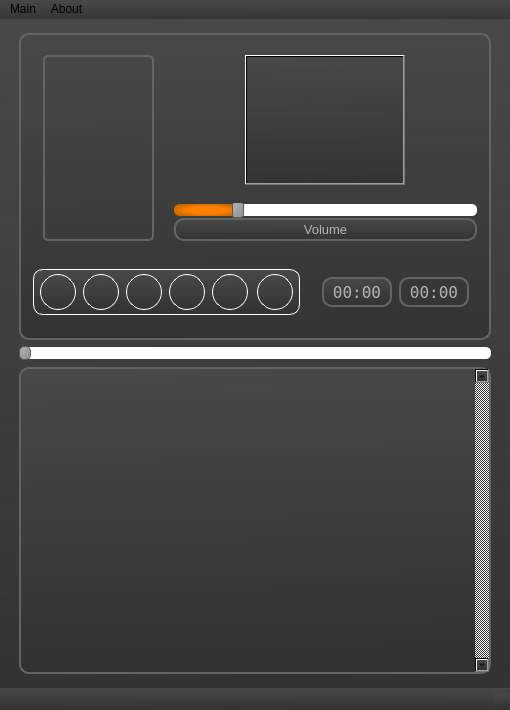
Old version of the form design.ui in the repository den-koch/AudioPlayer_PyVers.
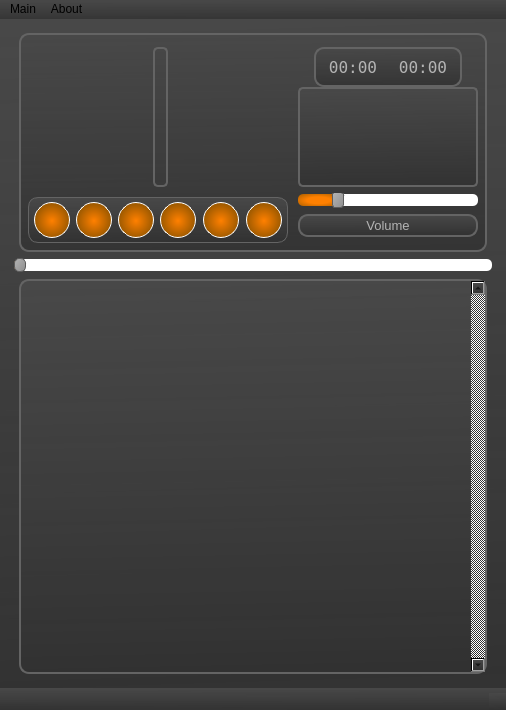
New version of the form. Icons and pictures are not drawn. Custom widgets are drawn as their Qt base class.

```diff
--- a/design.ui
+++ b/design.ui
@@ -9,7 +9,7 @@
    <rect>
     <x>0</x>
     <y>0</y>
-    <width>510</width>
+    <width>506</width>
     <height>710</height>
    </rect>
   </property>
@@ -58,26 +58,26 @@
         </property>
         <layout class="QGridLayout" name="gridLayout_1">
          <property name="leftMargin">
-          <number>10</number>
+          <number>5</number>
          </property>
          <property name="topMargin">
-          <number>0</number>
+          <number>10</number>
          </property>
          <property name="rightMargin">
-          <number>10</number>
+          <number>5</number>
          </property>
          <property name="bottomMargin">
-          <number>0</number>
+          <number>5</number>
          </property>
          <property name="spacing">
           <number>0</number>
          </property>
-         <item row="1" column="0" rowspan="2">
+         <item row="0" column="0" rowspan="3" colspan="2">
           <layout class="QGridLayout" name="gridLayout_label">
            <property name="spacing">
             <number>0</number>
            </property>
-           <item row="0" column="1">
+           <item row="0" column="0" alignment="Qt::AlignHCenter">
             <widget class="QLabel" name="label">
              <property name="enabled">
               <bool>true</bool>
@@ -109,42 +109,173 @@
              <property name="scaledContents">
               <bool>true</bool>
              </property>
+             <property name="alignment">
+              <set>Qt::AlignCenter</set>
+             </property>
              <property name="margin">
-              <number>7</number>
+              <number>10</number>
              </property>
             </widget>
            </item>
-           <item row="0" column="2">
-            <spacer name="horizontalSpacer">
+           <item row="0" column="1">
+            <spacer name="horizontalSpacer_9">
              <property name="orientation">
               <enum>Qt::Horizontal</enum>
              </property>
              <property name="sizeType">
-              <enum>QSizePolicy::Maximum</enum>
+              <enum>QSizePolicy::Fixed</enum>
              </property>
              <property name="sizeHint" stdset="0">
               <size>
-               <width>20</width>
-               <height>20</height>
+               <width>5</width>
+               <height>15</height>
               </size>
              </property>
             </spacer>
            </item>
-           <item row="0" column="0">
-            <spacer name="horizontalSpacer_11">
-             <property name="orientation">
-              <enum>Qt::Horizontal</enum>
+          </layout>
+         </item>
+         <item row="3" column="2" colspan="2">
+          <layout class="QGridLayout" name="gridLayout_7">
+           <property name="sizeConstraint">
+            <enum>QLayout::SetDefaultConstraint</enum>
+           </property>
+           <property name="topMargin">
+            <number>0</number>
+           </property>
+           <property name="rightMargin">
+            <number>0</number>
+           </property>
+           <property name="bottomMargin">
+            <number>0</number>
+           </property>
+           <property name="spacing">
+            <number>0</number>
+           </property>
+           <item row="1" column="0" alignment="Qt::AlignHCenter">
+            <widget class="QLabel" name="label_3">
+             <property name="sizePolicy">
+              <sizepolicy hsizetype="Fixed" vsizetype="Fixed">
+               <horstretch>0</horstretch>
+               <verstretch>0</verstretch>
+              </sizepolicy>
              </property>
-             <property name="sizeType">
-              <enum>QSizePolicy::Maximum</enum>
+             <property name="minimumSize">
+              <size>
+               <width>180</width>
+               <height>0</height>
+              </size>
              </property>
-             <property name="sizeHint" stdset="0">
+             <property name="maximumSize">
               <size>
-               <width>10</width>
-               <height>20</height>
+               <width>200</width>
+               <height>16777215</height>
               </size>
              </property>
-            </spacer>
+             <property name="font">
+              <font>
+               <pointsize>10</pointsize>
+              </font>
+             </property>
+             <property name="layoutDirection">
+              <enum>Qt::LeftToRight</enum>
+             </property>
+             <property name="styleSheet">
+              <string notr="true">color: rgb(180, 180, 180); 
+</string>
+             </property>
+             <property name="text">
+              <string>Volume</string>
+             </property>
+             <property name="alignment">
+              <set>Qt::AlignCenter</set>
+             </property>
+            </widget>
+           </item>
+           <item row="0" column="0" alignment="Qt::AlignHCenter">
+            <widget class="QSlider" name="horizontalSlider_Volume">
+             <property name="sizePolicy">
+              <sizepolicy hsizetype="Fixed" vsizetype="Fixed">
+               <horstretch>0</horstretch>
+               <verstretch>0</verstretch>
+              </sizepolicy>
+             </property>
+             <property name="minimumSize">
+              <size>
+               <width>180</width>
+               <height>0</height>
+              </size>
+             </property>
+             <property name="toolTip">
+              <string>volume_level %</string>
+             </property>
+             <property name="layoutDirection">
+              <enum>Qt::LeftToRight</enum>
+             </property>
+             <property name="styleSheet">
+              <string notr="true">QSlider {
+	background-color: 0;
+}
+
+QSlider::groove:horizontal {
+    border: 0px solid #999999;
+    height: 10px;
+    margin: 1px 0;
+}
+
+QSlider::handle:horizontal {
+    background: qlineargradient(x1:0, y1:0, x2:1, y2:1, stop:0 #b4b4b4, stop:1 #8f8f8f);
+    border: 1px solid #5c5c5c;
+    width: 10px;
+    margin: -3px 0;
+    border-radius: 3px;
+}
+
+QSlider::add-page:qlineargradient {
+	background: white;
+	border-top-right-radius: 5px;
+	border-bottom-right-radius: 5px;
+	border-top-left-radius: 0px;
+	border-bottom-left-radius: 0px;
+}
+
+QSlider::sub-page:qlineargradient {
+	background: qradialgradient(spread:pad, cx:0.505, cy:0.522818, radius:1.044, fx:0.5, fy:0.523, stop:0.273632 rgba(255, 128, 0, 255), stop:1 rgba(102, 68, 0, 255));;
+	border-top-right-radius: 0px;
+	border-bottom-right-radius: 0px;
+	border-top-left-radius: 5px;
+	border-bottom-left-radius: 5px;
+}
+
+
+
+QToolTip { color: rgb(180, 180, 180); 
+	background-color: qlineargradient(spread:pad, x1:0.517, y1:1, x2:0.493, y2:0, stop:0 rgba(49, 49, 49, 207), stop:1 rgba(72, 72, 72, 255)); 
+	border: 0px; }
+</string>
+             </property>
+             <property name="maximum">
+              <number>100</number>
+             </property>
+             <property name="singleStep">
+              <number>2</number>
+             </property>
+             <property name="pageStep">
+              <number>5</number>
+             </property>
+             <property name="value">
+              <number>20</number>
+             </property>
+             <property name="orientation">
+              <enum>Qt::Horizontal</enum>
+             </property>
+             <property name="tickPosition">
+              <enum>QSlider::NoTicks</enum>
+             </property>
+             <property name="tickInterval">
+              <number>10</number>
+             </property>
+            </widget>
            </item>
           </layout>
          </item>
@@ -162,11 +293,11 @@
               <enum>Qt::Horizontal</enum>
              </property>
              <property name="sizeType">
-              <enum>QSizePolicy::Maximum</enum>
+              <enum>QSizePolicy::Fixed</enum>
              </property>
              <property name="sizeHint" stdset="0">
               <size>
-               <width>10</width>
+               <width>5</width>
                <height>20</height>
               </size>
              </property>
@@ -178,7 +309,7 @@
               <enum>Qt::Vertical</enum>
              </property>
              <property name="sizeType">
-              <enum>QSizePolicy::Maximum</enum>
+              <enum>QSizePolicy::Fixed</enum>
              </property>
              <property name="sizeHint" stdset="0">
               <size>
@@ -191,7 +322,7 @@
            <item row="1" column="0" colspan="6">
             <widget class="QFrame" name="frame_but">
              <property name="sizePolicy">
-              <sizepolicy hsizetype="Expanding" vsizetype="Maximum">
+              <sizepolicy hsizetype="Expanding" vsizetype="Fixed">
                <horstretch>0</horstretch>
                <verstretch>0</verstretch>
               </sizepolicy>
@@ -204,7 +335,7 @@
              </property>
              <property name="styleSheet">
               <string notr="true">QFrame {
-border: 1px solid white;
+border: 1px solid rgb(100, 100, 100);
 }</string>
              </property>
              <property name="frameShape">
@@ -270,10 +401,18 @@
                 </property>
                 <property name="styleSheet">
                  <string notr="true">QPushButton {
-	border-radius:18%;
-	border: 1px solid;
+	border-width: 1px;
+	border-style:solid;
 	border-color: rgb(255, 255, 255);
-	background-color:qradialgradient(spread:pad, cx:0.505, cy:0.522818, radius:1.044, fx:0.5, 		fy:0.523, stop:0 rgba(255, 128, 0, 255), stop:1 rgba(102, 68, 0, 255));
+	border-radius:18%;
+	background-color:qradialgradient(spread:pad, cx:0.505, cy:0.522818, radius:1.044, fx:0.5, fy:0.523, stop:0 rgba(255, 128, 0, 255), stop:0.746269 rgba(102, 68, 0, 255));
+}
+QPushButton:hover {
+	background-color:qradialgradient(spread:pad, cx:0.505, cy:0.522818, radius:1.044, fx:0.5, fy:0.523, stop:0.233831 rgba(255, 128, 0, 255), stop:0.751244 rgba(102, 68, 0, 255));
+}
+QPushButton:pressed {
+	border-color:  rgb(100, 100, 100);
+	background-color:qradialgradient(spread:pad, cx:0.505, cy:0.522818, radius:1.044, fx:0.5, fy:0.523, stop:0 rgba(255, 128, 0, 255), stop:0.577114 rgba(102, 68, 0, 255));
 }
 
 QToolTip { color: rgb(180, 180, 180); 
@@ -336,10 +475,18 @@
                 </property>
                 <property name="styleSheet">
                  <string notr="true">QPushButton {
-	border-radius:18%;
-	border: 1px solid;
+	border-width: 1px;
+	border-style:solid;
 	border-color: rgb(255, 255, 255);
-	background-color:qradialgradient(spread:pad, cx:0.505, cy:0.522818, radius:1.044, fx:0.5, 		fy:0.523, stop:0 rgba(255, 128, 0, 255), stop:1 rgba(102, 68, 0, 255));
+	border-radius:18%;
+	background-color:qradialgradient(spread:pad, cx:0.505, cy:0.522818, radius:1.044, fx:0.5, fy:0.523, stop:0 rgba(255, 128, 0, 255), stop:0.746269 rgba(102, 68, 0, 255));
+}
+QPushButton:hover {
+	background-color:qradialgradient(spread:pad, cx:0.505, cy:0.522818, radius:1.044, fx:0.5, fy:0.523, stop:0.233831 rgba(255, 128, 0, 255), stop:0.751244 rgba(102, 68, 0, 255));
+}
+QPushButton:pressed {
+	border-color:  rgb(100, 100, 100);
+	background-color:qradialgradient(spread:pad, cx:0.505, cy:0.522818, radius:1.044, fx:0.5, fy:0.523, stop:0 rgba(255, 128, 0, 255), stop:0.577114 rgba(102, 68, 0, 255));
 }
 
 QToolTip { color: rgb(180, 180, 180); 
@@ -402,10 +549,18 @@
                 </property>
                 <property name="styleSheet">
                  <string notr="true">QPushButton {
-	border-radius:18%;
-	border: 1px solid;
+	border-width: 1px;
+	border-style:solid;
 	border-color: rgb(255, 255, 255);
-	background-color:qradialgradient(spread:pad, cx:0.505, cy:0.522818, radius:1.044, fx:0.5, 		fy:0.523, stop:0 rgba(255, 128, 0, 255), stop:1 rgba(102, 68, 0, 255));
+	border-radius:18%;
+	background-color:qradialgradient(spread:pad, cx:0.505, cy:0.522818, radius:1.044, fx:0.5, fy:0.523, stop:0 rgba(255, 128, 0, 255), stop:0.746269 rgba(102, 68, 0, 255));
+}
+QPushButton:hover {
+	background-color:qradialgradient(spread:pad, cx:0.505, cy:0.522818, radius:1.044, fx:0.5, fy:0.523, stop:0.233831 rgba(255, 128, 0, 255), stop:0.751244 rgba(102, 68, 0, 255));
+}
+QPushButton:pressed {
+	border-color:  rgb(100, 100, 100);
+	background-color:qradialgradient(spread:pad, cx:0.505, cy:0.522818, radius:1.044, fx:0.5, fy:0.523, stop:0 rgba(255, 128, 0, 255), stop:0.577114 rgba(102, 68, 0, 255));
 }
 
 QToolTip { color: rgb(180, 180, 180); 
@@ -468,10 +623,18 @@
                 </property>
                 <property name="styleSheet">
                  <string notr="true">QPushButton {
-	border-radius:18%;
-	border: 1px solid;
+	border-width: 1px;
+	border-style:solid;
 	border-color: rgb(255, 255, 255);
-	background-color:qradialgradient(spread:pad, cx:0.505, cy:0.522818, radius:1.044, fx:0.5, 		fy:0.523, stop:0 rgba(255, 128, 0, 255), stop:1 rgba(102, 68, 0, 255));
+	border-radius:18%;
+	background-color:qradialgradient(spread:pad, cx:0.505, cy:0.522818, radius:1.044, fx:0.5, fy:0.523, stop:0 rgba(255, 128, 0, 255), stop:0.746269 rgba(102, 68, 0, 255));
+}
+QPushButton:hover {
+	background-color:qradialgradient(spread:pad, cx:0.505, cy:0.522818, radius:1.044, fx:0.5, fy:0.523, stop:0.233831 rgba(255, 128, 0, 255), stop:0.751244 rgba(102, 68, 0, 255));
+}
+QPushButton:pressed {
+	border-color:  rgb(100, 100, 100);
+	background-color:qradialgradient(spread:pad, cx:0.505, cy:0.522818, radius:1.044, fx:0.5, fy:0.523, stop:0 rgba(255, 128, 0, 255), stop:0.577114 rgba(102, 68, 0, 255));
 }
 
 QToolTip { color: rgb(180, 180, 180); 
@@ -534,10 +697,18 @@
                 </property>
                 <property name="styleSheet">
                  <string notr="true">QPushButton {
-	border-radius:18%;
-	border: 1px solid;
+	border-width: 1px;
+	border-style:solid;
 	border-color: rgb(255, 255, 255);
-	background-color:qradialgradient(spread:pad, cx:0.505, cy:0.522818, radius:1.044, fx:0.5, 		fy:0.523, stop:0 rgba(255, 128, 0, 255), stop:1 rgba(102, 68, 0, 255));
+	border-radius:18%;
+	background-color:qradialgradient(spread:pad, cx:0.505, cy:0.522818, radius:1.044, fx:0.5, fy:0.523, stop:0 rgba(255, 128, 0, 255), stop:0.746269 rgba(102, 68, 0, 255));
+}
+QPushButton:hover {
+	background-color:qradialgradient(spread:pad, cx:0.505, cy:0.522818, radius:1.044, fx:0.5, fy:0.523, stop:0.233831 rgba(255, 128, 0, 255), stop:0.751244 rgba(102, 68, 0, 255));
+}
+QPushButton:pressed {
+	border-color:  rgb(100, 100, 100);
+	background-color:qradialgradient(spread:pad, cx:0.505, cy:0.522818, radius:1.044, fx:0.5, fy:0.523, stop:0 rgba(255, 128, 0, 255), stop:0.577114 rgba(102, 68, 0, 255));
 }
 
 QToolTip { color: rgb(180, 180, 180); 
@@ -616,10 +787,18 @@
                 </property>
                 <property name="styleSheet">
                  <string notr="true">QPushButton {
-	border-radius:18%;
-	border: 1px solid;
+	border-width: 1px;
+	border-style:solid;
 	border-color: rgb(255, 255, 255);
-	background-color:qradialgradient(spread:pad, cx:0.505, cy:0.522818, radius:1.044, fx:0.5, 		fy:0.523, stop:0 rgba(255, 128, 0, 255), stop:1 rgba(102, 68, 0, 255));
+	border-radius:18%;
+	background-color:qradialgradient(spread:pad, cx:0.505, cy:0.522818, radius:1.044, fx:0.5, fy:0.523, stop:0 rgba(255, 128, 0, 255), stop:0.746269 rgba(102, 68, 0, 255));
+}
+QPushButton:hover {
+	background-color:qradialgradient(spread:pad, cx:0.505, cy:0.522818, radius:1.044, fx:0.5, fy:0.523, stop:0.233831 rgba(255, 128, 0, 255), stop:0.751244 rgba(102, 68, 0, 255));
+}
+QPushButton:pressed {
+	border-color:  rgb(100, 100, 100);
+	background-color:qradialgradient(spread:pad, cx:0.505, cy:0.522818, radius:1.044, fx:0.5, fy:0.523, stop:0 rgba(255, 128, 0, 255), stop:0.577114 rgba(102, 68, 0, 255));
 }
 
 QToolTip { color: rgb(180, 180, 180); 
@@ -659,253 +838,195 @@
            </item>
           </layout>
          </item>
-         <item row="2" column="1" colspan="3">
-          <layout class="QVBoxLayout" name="verticalLayout_2">
+         <item row="0" column="2" colspan="2">
+          <layout class="QGridLayout" name="gridLayout_3">
+           <property name="sizeConstraint">
+            <enum>QLayout::SetDefaultConstraint</enum>
+           </property>
+           <property name="leftMargin">
+            <number>0</number>
+           </property>
            <property name="spacing">
             <number>0</number>
            </property>
-           <property name="topMargin">
-            <number>0</number>
-           </property>
-           <property name="rightMargin">
-            <number>0</number>
-           </property>
-           <property name="bottomMargin">
-            <number>0</number>
-           </property>
-           <item>
-            <widget class="QSlider" name="horizontalSlider_Volume">
-             <property name="toolTip">
-              <string>volume_level %</string>
-             </property>
-             <property name="styleSheet">
-              <string notr="true">QSlider {
-	background-color: 0;
-}
-
-QSlider::groove:horizontal {
-    border: 0px solid #999999;
-    height: 10px;
-    margin: 1px 0;
-}
-
-QSlider::handle:horizontal {
-    background: qlineargradient(x1:0, y1:0, x2:1, y2:1, stop:0 #b4b4b4, stop:1 #8f8f8f);
-    border: 1px solid #5c5c5c;
-    width: 10px;
-    margin: -3px 0;
-    border-radius: 3px;
-}
-
-QSlider::add-page:qlineargradient {
-	background: white;
-	border-top-right-radius: 5px;
-	border-bottom-right-radius: 5px;
-	border-top-left-radius: 0px;
-	border-bottom-left-radius: 0px;
-}
-
-QSlider::sub-page:qlineargradient {
-	background: qradialgradient(spread:pad, cx:0.505, cy:0.522818, radius:1.044, fx:0.5, fy:0.523, stop:0.273632 rgba(255, 128, 0, 255), stop:1 rgba(102, 68, 0, 255));;
-	border-top-right-radius: 0px;
-	border-bottom-right-radius: 0px;
-	border-top-left-radius: 5px;
-	border-bottom-left-radius: 5px;
-}
-
-
-
-QToolTip { color: rgb(180, 180, 180); 
-	background-color: qlineargradient(spread:pad, x1:0.517, y1:1, x2:0.493, y2:0, stop:0 rgba(49, 49, 49, 207), stop:1 rgba(72, 72, 72, 255)); 
-	border: 0px; }
-</string>
-             </property>
-             <property name="maximum">
-              <number>100</number>
-             </property>
-             <property name="singleStep">
-              <number>2</number>
-             </property>
-             <property name="pageStep">
-              <number>5</number>
-             </property>
-             <property name="value">
-              <number>20</number>
-             </property>
-             <property name="orientation">
-              <enum>Qt::Horizontal</enum>
-             </property>
-             <property name="tickPosition">
-              <enum>QSlider::NoTicks</enum>
-             </property>
-             <property name="tickInterval">
-              <number>10</number>
-             </property>
-            </widget>
-           </item>
-           <item>
-            <widget class="QLabel" name="label_3">
+           <item row="0" column="1">
+            <widget class="QFrame" name="frame">
              <property name="sizePolicy">
-              <sizepolicy hsizetype="Expanding" vsizetype="Maximum">
+              <sizepolicy hsizetype="Fixed" vsizetype="Fixed">
                <horstretch>0</horstretch>
                <verstretch>0</verstretch>
               </sizepolicy>
              </property>
-             <property name="font">
-              <font>
-               <pointsize>10</pointsize>
-              </font>
+             <property name="minimumSize">
+              <size>
+               <width>148</width>
+               <height>40</height>
+              </size>
+             </property>
+             <property name="maximumSize">
+              <size>
+               <width>148</width>
+               <height>40</height>
+              </size>
              </property>
              <property name="styleSheet">
-              <string notr="true">color: rgb(180, 180, 180); 
+              <string notr="true">border: 2px solid rgb(100, 100, 100);
+border-radius: 10%;
 </string>
              </property>
-             <property name="text">
-              <string>Volume</string>
+             <property name="frameShape">
+              <enum>QFrame::StyledPanel</enum>
              </property>
-             <property name="alignment">
-              <set>Qt::AlignCenter</set>
+             <property name="frameShadow">
+              <enum>QFrame::Raised</enum>
              </property>
+             <layout class="QHBoxLayout" name="horizontalLayout_2">
+              <property name="spacing">
+               <number>0</number>
+              </property>
+              <property name="leftMargin">
+               <number>0</number>
+              </property>
+              <property name="topMargin">
+               <number>0</number>
+              </property>
+              <property name="rightMargin">
+               <number>0</number>
+              </property>
+              <property name="bottomMargin">
+               <number>0</number>
+              </property>
+              <item alignment="Qt::AlignVCenter">
+               <widget class="QLabel" name="label_4">
+                <property name="sizePolicy">
+                 <sizepolicy hsizetype="Fixed" vsizetype="Fixed">
+                  <horstretch>0</horstretch>
+                  <verstretch>0</verstretch>
+                 </sizepolicy>
+                </property>
+                <property name="minimumSize">
+                 <size>
+                  <width>70</width>
+                  <height>30</height>
+                 </size>
+                </property>
+                <property name="maximumSize">
+                 <size>
+                  <width>70</width>
+                  <height>30</height>
+                 </size>
+                </property>
+                <property name="font">
+                 <font>
+                  <family>Terminal</family>
+                  <pointsize>12</pointsize>
+                 </font>
+                </property>
+                <property name="styleSheet">
+                 <string notr="true">background: none;
+border:none;
+color: rgb(180, 180, 180); 
+</string>
+                </property>
+                <property name="text">
+                 <string>00:00</string>
+                </property>
+                <property name="alignment">
+                 <set>Qt::AlignCenter</set>
+                </property>
+               </widget>
+              </item>
+              <item alignment="Qt::AlignHCenter|Qt::AlignVCenter">
+               <widget class="QLabel" name="label_2">
+                <property name="sizePolicy">
+                 <sizepolicy hsizetype="Fixed" vsizetype="Fixed">
+                  <horstretch>0</horstretch>
+                  <verstretch>0</verstretch>
+                 </sizepolicy>
+                </property>
+                <property name="minimumSize">
+                 <size>
+                  <width>70</width>
+                  <height>30</height>
+                 </size>
+                </property>
+                <property name="maximumSize">
+                 <size>
+                  <width>70</width>
+                  <height>30</height>
+                 </size>
+                </property>
+                <property name="font">
+                 <font>
+                  <family>Terminal</family>
+                  <pointsize>12</pointsize>
+                 </font>
+                </property>
+                <property name="styleSheet">
+                 <string notr="true">background: none;
+border:none;
+color: rgb(180, 180, 180); 
+</string>
+                </property>
+                <property name="text">
+                 <string>00:00</string>
+                </property>
+                <property name="alignment">
+                 <set>Qt::AlignCenter</set>
+                </property>
+               </widget>
+              </item>
+             </layout>
             </widget>
            </item>
           </layout>
          </item>
-         <item row="1" column="1" colspan="3">
+         <item row="1" column="2" rowspan="2" colspan="2">
           <layout class="QGridLayout" name="gridLayout">
+           <property name="leftMargin">
+            <number>0</number>
+           </property>
+           <property name="topMargin">
+            <number>0</number>
+           </property>
+           <property name="rightMargin">
+            <number>0</number>
+           </property>
            <property name="bottomMargin">
             <number>0</number>
            </property>
            <property name="spacing">
             <number>0</number>
            </property>
-           <item row="1" column="0">
-            <widget class="QPushButton" name="pushButton">
+           <item row="0" column="1">
+            <widget class="MyEqualizer" name="EqualizerWidget" native="true">
              <property name="sizePolicy">
-              <sizepolicy hsizetype="Expanding" vsizetype="Expanding">
+              <sizepolicy hsizetype="Fixed" vsizetype="Fixed">
                <horstretch>0</horstretch>
                <verstretch>0</verstretch>
               </sizepolicy>
              </property>
-             <property name="maximumSize">
-              <size>
-               <width>160</width>
-               <height>130</height>
-              </size>
-             </property>
-             <property name="text">
-              <string/>
-             </property>
-             <property name="iconSize">
+             <property name="minimumSize">
               <size>
                <width>100</width>
                <height>100</height>
               </size>
              </property>
-            </widget>
-           </item>
-          </layout>
-         </item>
-         <item row="3" column="2" colspan="2">
-          <layout class="QGridLayout" name="gridLayout_3">
-           <property name="leftMargin">
-            <number>0</number>
-           </property>
-           <property name="topMargin">
-            <number>0</number>
-           </property>
-           <property name="rightMargin">
-            <number>0</number>
-           </property>
-           <property name="bottomMargin">
-            <number>0</number>
-           </property>
-           <property name="horizontalSpacing">
-            <number>0</number>
-           </property>
-           <property name="verticalSpacing">
-            <number>3</number>
-           </property>
-           <item row="5" column="0">
-            <widget class="QLabel" name="label_4">
-             <property name="sizePolicy">
-              <sizepolicy hsizetype="Maximum" vsizetype="Maximum">
-               <horstretch>0</horstretch>
-               <verstretch>0</verstretch>
-              </sizepolicy>
-             </property>
              <property name="maximumSize">
               <size>
-               <width>70</width>
-               <height>30</height>
+               <width>200</width>
+               <height>150</height>
               </size>
              </property>
-             <property name="font">
-              <font>
-               <family>Terminal</family>
-               <pointsize>12</pointsize>
-              </font>
+             <property name="focusPolicy">
+              <enum>Qt::ClickFocus</enum>
              </property>
              <property name="styleSheet">
-              <string notr="true">color: rgb(180, 180, 180); 
-</string>
+              <string notr="true">border: 2px solid rgb(100, 100, 100);
+border-radius: 5%;</string>
              </property>
-             <property name="text">
-              <string>00:00</string>
-             </property>
-             <property name="alignment">
-              <set>Qt::AlignCenter</set>
-             </property>
             </widget>
            </item>
-           <item row="5" column="1">
-            <widget class="QLabel" name="label_2">
-             <property name="sizePolicy">
-              <sizepolicy hsizetype="Maximum" vsizetype="Maximum">
-               <horstretch>0</horstretch>
-               <verstretch>0</verstretch>
-              </sizepolicy>
-             </property>
-             <property name="maximumSize">
-              <size>
-               <width>70</width>
-               <height>30</height>
-              </size>
-             </property>
-             <property name="font">
-              <font>
-               <family>Terminal</family>
-               <pointsize>12</pointsize>
-              </font>
-             </property>
-             <property name="styleSheet">
-              <string notr="true">background-color:0;
-color: rgb(180, 180, 180); 
-</string>
-             </property>
-             <property name="text">
-              <string>00:00</string>
-             </property>
-             <property name="alignment">
-              <set>Qt::AlignCenter</set>
-             </property>
-            </widget>
-           </item>
-           <item row="2" column="0" colspan="2">
-            <spacer name="verticalSpacer_2">
-             <property name="orientation">
-              <enum>Qt::Vertical</enum>
-             </property>
-             <property name="sizeType">
-              <enum>QSizePolicy::Maximum</enum>
-             </property>
-             <property name="sizeHint" stdset="0">
-              <size>
-               <width>20</width>
-               <height>10</height>
-              </size>
-             </property>
-            </spacer>
-           </item>
           </layout>
          </item>
         </layout>
@@ -916,10 +1037,10 @@
     <item>
      <layout class="QGridLayout" name="gridLayout_5">
       <property name="leftMargin">
-       <number>10</number>
+       <number>5</number>
       </property>
       <property name="rightMargin">
-       <number>10</number>
+       <number>5</number>
       </property>
       <property name="spacing">
        <number>0</number>
@@ -1058,7 +1179,7 @@
     <rect>
      <x>0</x>
      <y>0</y>
-     <width>510</width>
+     <width>506</width>
      <height>26</height>
     </rect>
    </property>
@@ -1077,6 +1198,14 @@
   </widget>
   <widget class="QStatusBar" name="statusbar"/>
  </widget>
+ <customwidgets>
+  <customwidget>
+   <class>MyEqualizer</class>
+   <extends>QWidget</extends>
+   <header>equalizer</header>
+   <container>1</container>
+  </customwidget>
+ </customwidgets>
  <resources/>
  <connections/>
 </ui>
```
